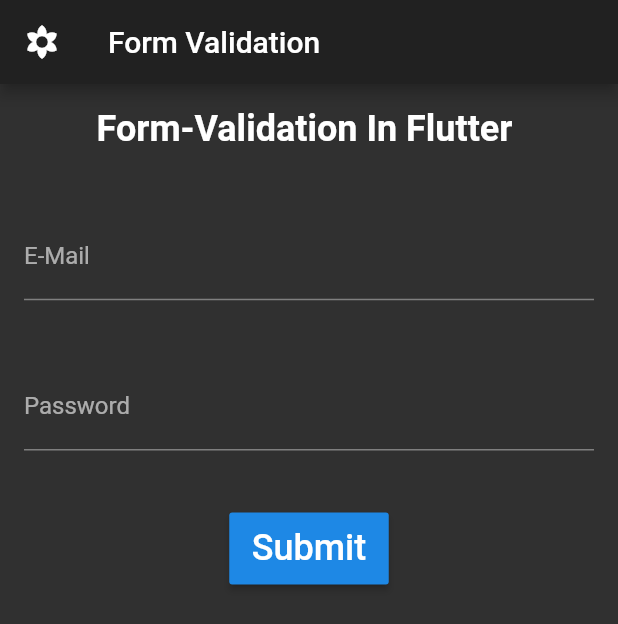
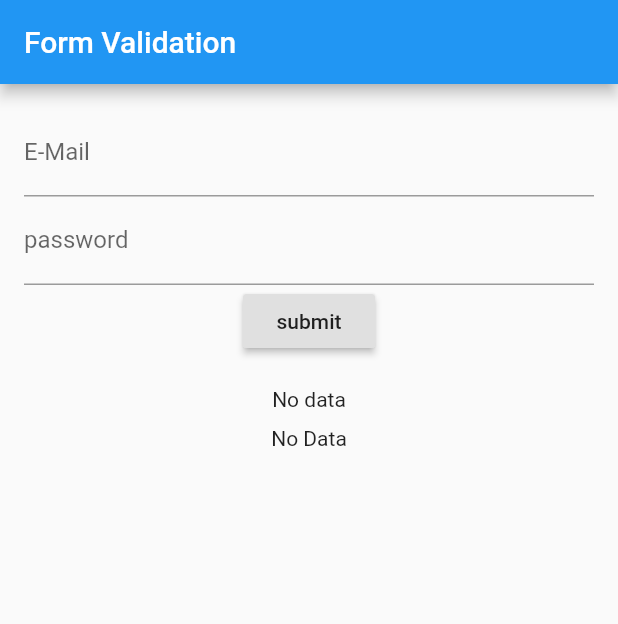
Before and after one commit to codec-akash/FormData, a Flutter app: the screen it shows after launch, on a phone screen of 412 x 824 dp. Shown: the top 624 px of the screen. Run offline on Flutter 3.47's test engine with Material 2 defaults, Android fonts, the phone set to English and light mode, and no system bars.

Commit message:
Final commit

```diff
--- a/lib/main.dart
+++ b/lib/main.dart
@@ -2,33 +2,33 @@ import 'package:flutter/material.dart';
 
 void main() => runApp(MyApp());
 
-class MyApp extends StatelessWidget {
+class MyApp extends StatefulWidget {
+  @override
+  _MyAppState createState() => _MyAppState();
+}
+
+class _MyAppState extends State<MyApp> {
   @override
   Widget build(BuildContext context) {
     return MaterialApp(
-      home: HomePage(),
-      theme: ThemeData(
-        brightness: Brightness.dark,
-      ),
+      title: "FormValidation",
+      home: MyHomePage(),
     );
   }
 }
 
-class HomePage extends StatefulWidget {
+class MyHomePage extends StatefulWidget {
   @override
-  _HomePageState createState() => _HomePageState();
+  _MyHomePageState createState() => _MyHomePageState();
 }
 
-class _HomePageState extends State<HomePage> {
-  var _formKey = GlobalKey<FormState>();
-  var isLoading = false;
+class _MyHomePageState extends State<MyHomePage> {
+  final GlobalKey<FormState> _formKey = GlobalKey();
+  String email = "";
+  String password = "";
 
   void _submit() {
-    final isValid = _formKey.currentState.validate();
-    if (!isValid) {
-      return;
-    }
-    _formKey.currentState.save();
+    // you can write your own code according to whatever you want to submit;
   }
 
   @override
@@ -36,69 +36,64 @@ class _HomePageState extends State<HomePage> {
     return Scaffold(
       appBar: AppBar(
         title: Text("Form Validation"),
-        leading: Icon(Icons.filter_vintage),
       ),
       body: Padding(
         padding: const EdgeInsets.all(16.0),
-        child: Form(
+        child: Column(
+          children: <Widget>[
+            Form(
               key: _formKey,
               child: Column(
                 children: <Widget>[
-              Text(
-                "Form-Validation In Flutter ",
-                style: TextStyle(fontSize: 24.0, fontWeight: FontWeight.bold),
-              ),
-              SizedBox(
-                height: MediaQuery.of(context).size.width * 0.1,
-              ),
                   TextFormField(
                     decoration: InputDecoration(labelText: 'E-Mail'),
                     keyboardType: TextInputType.emailAddress,
                     onFieldSubmitted: (value) {
-                  //implementation.
+                      setState(() {
+                        email = value;
+                      });
                     },
                     validator: (value) {
-                  if (value.isEmpty ||
-                      !RegExp(r"^[a-zA-Z0-9.a-zA-Z0-9.!#$%&'*+-/=?^_`{|}~]+@[a-zA-Z0-9]+\.[a-zA-Z]+")
-                          .hasMatch(value)) {
-                    return 'Enter a valid email!';
+                      if (value.isEmpty || !value.contains('@')) {
+                        return 'Invalid email!';
                       }
-                  return null;
                     },
                   ),
-              SizedBox(
-                height: MediaQuery.of(context).size.width * 0.1,
-              ),
                   TextFormField(
-                decoration: InputDecoration(labelText: 'Password'),
-                keyboardType: TextInputType.emailAddress,
-                onFieldSubmitted: (value) {},
+                    decoration: InputDecoration(labelText: 'password'),
+                    keyboardType: TextInputType.visiblePassword,
                     obscureText: true,
                     validator: (value) {
-                  if (value.isEmpty) {
-                    return 'Enter a valid password!';
+                      if (value.isEmpty && value.length < 7) {
+                        return 'Invalid password!';
                       }
-                  return null;
+                    },
+                    onFieldSubmitted: (value) {
+                      setState(() {
+                        password = value;
+                      });
                     },
                   ),
-              SizedBox(
-                height: MediaQuery.of(context).size.width * 0.1,
+                  RaisedButton(
+                    onPressed: _submit,
+                    child: Text("submit"),
                   ),
-              RaisedButton(
-                padding: EdgeInsets.symmetric(
-                  vertical: 10.0,
-                  horizontal: 15.0,
-                ),
-                child: Text(
-                  "Submit",
-                  style: TextStyle(
-                    fontSize: 24.0,
+                ],
               ),
             ),
-                onPressed: () => _submit(),
+            SizedBox(
+              height: 20,
+            ),
+            Column(
+              children: <Widget>[
+                email.isEmpty ? Text("No data") : Text(email),
+                SizedBox(
+                  height: 10,
+                ),
+                password.isEmpty ? Text("No Data") : Text(password),
+              ],
             )
           ],
-          ),
         ),
       ),
     );
```
Lines whose indentation alone changed are shown as unchanged.
